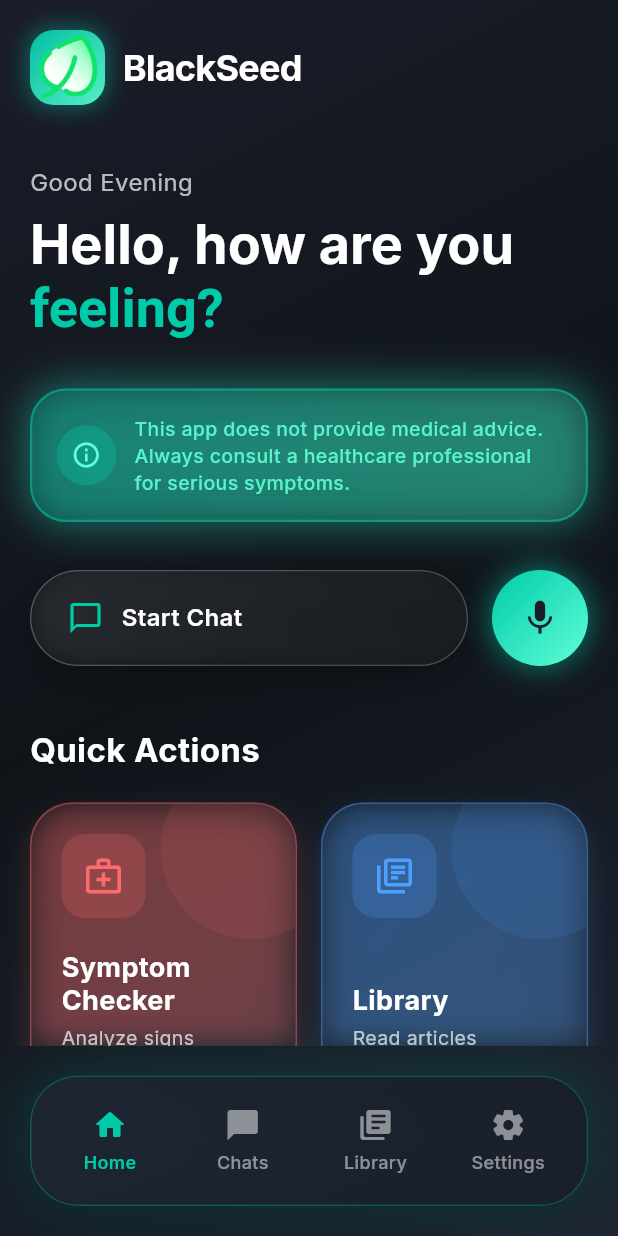
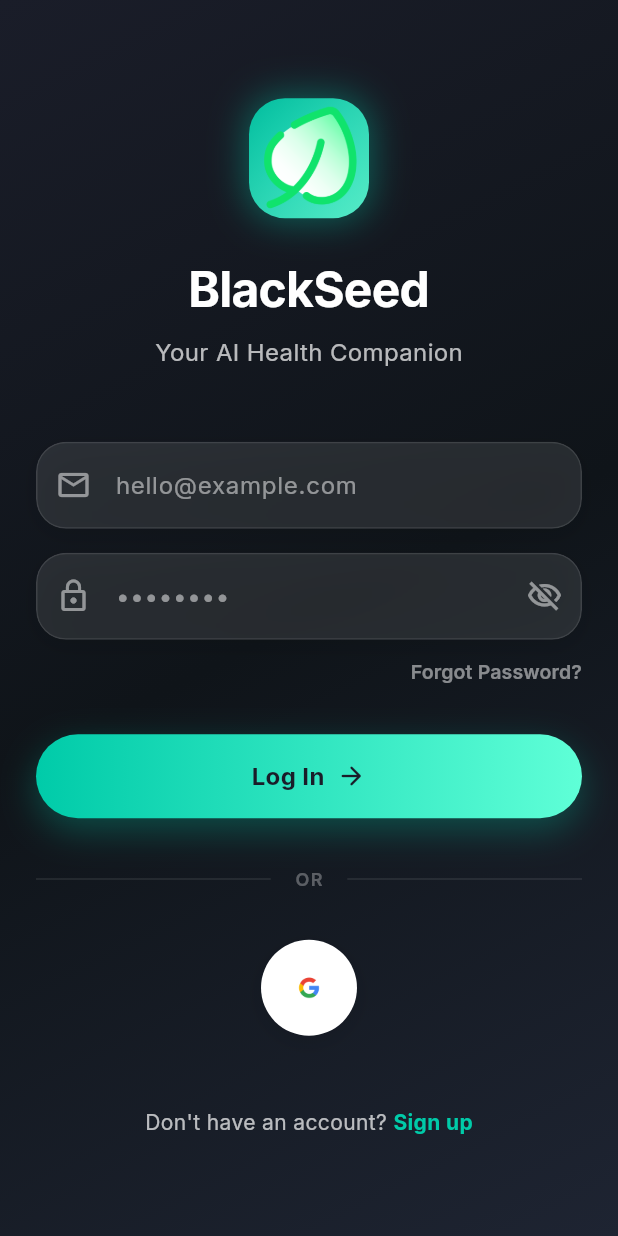
Before and after one commit to IbnuMiftah/black_seed, a Flutter app: the screen it shows after launch, on a phone screen of 412 x 824 dp. Run offline on Flutter 3.47's test engine with Material 3 defaults, Android fonts, the phone set to English and light mode, and no system bars; our stand-ins replace google_fonts.

Commit message:
added login and signup screens

```diff
--- /dev/null
+++ b/lib/screens/login_signup_screen.dart
@@ -0,0 +1,402 @@
+import 'package:flutter/material.dart';
+import 'dart:ui';
+import 'main_navigation.dart';
+
+class LoginSignupScreen extends StatefulWidget {
+  const LoginSignupScreen({super.key});
+
+  @override
+  State<LoginSignupScreen> createState() => _LoginSignupScreenState();
+}
+
+class _LoginSignupScreenState extends State<LoginSignupScreen> {
+  bool _isLogin = true;
+  bool _obscurePassword = true;
+  final TextEditingController _emailController = TextEditingController();
+  final TextEditingController _passwordController = TextEditingController();
+
+  @override
+  void dispose() {
+    _emailController.dispose();
+    _passwordController.dispose();
+    super.dispose();
+  }
+
+  void _toggleMode() {
+    setState(() {
+      _isLogin = !_isLogin;
+    });
+  }
+
+  void _handleAuth() {
+    // TODO: Implement actual authentication logic
+    // For now, navigate to MainNavigation
+    Navigator.of(context).pushReplacement(
+      MaterialPageRoute(builder: (context) => const MainNavigation()),
+    );
+  }
+
+  @override
+  Widget build(BuildContext context) {
+    return Scaffold(
+      backgroundColor: const Color(0xFF1A1D29),
+      body: Container(
+        width: double.infinity,
+        height: double.infinity,
+        decoration: BoxDecoration(
+          gradient: LinearGradient(
+            begin: Alignment.topLeft,
+            end: Alignment.bottomRight,
+            colors: [
+              const Color(0xFF1A1D29), // Deep Charcoal
+              const Color(0xFF0F1419), // Darker shade
+              const Color(0xFF1E2432), // Deep Midnight Navy
+            ],
+          ),
+        ),
+        child: SafeArea(
+          child: Center(
+            child: SingleChildScrollView(
+              padding: const EdgeInsets.symmetric(horizontal: 24),
+              child: Column(
+                mainAxisAlignment: MainAxisAlignment.center,
+                children: [
+                  // Logo
+                  Container(
+                    width: 80,
+                    height: 80,
+                    decoration: BoxDecoration(
+                      borderRadius: BorderRadius.circular(24),
+                      gradient: LinearGradient(
+                        begin: Alignment.topLeft,
+                        end: Alignment.bottomRight,
+                        colors: [
+                          const Color(0xFF00CBA9).withAlpha(230),
+                          const Color(0xFF5FFFD7).withAlpha(230),
+                        ],
+                      ),
+                      boxShadow: [
+                        BoxShadow(
+                          color: const Color(0xFF00CBA9).withAlpha(102),
+                          blurRadius: 20,
+                          spreadRadius: 2,
+                        ),
+                      ],
+                    ),
+                    child: ClipRRect(
+                      borderRadius: BorderRadius.circular(24),
+                      child: Image.asset(
+                        'assets/images/logo.png',
+                        fit: BoxFit.cover,
+                      ),
+                    ),
+                  ),
+                  const SizedBox(height: 24),
+
+                  // App Name
+                  const Text(
+                    'BlackSeed',
+                    style: TextStyle(
+                      fontFamily: 'Inter',
+                      fontSize: 32,
+                      fontWeight: FontWeight.w700,
+                      color: Colors.white,
+                      letterSpacing: -0.5,
+                    ),
+                  ),
+                  const SizedBox(height: 8),
+
+                  // Tagline
+                  Text(
+                    'Your AI Health Companion',
+                    style: TextStyle(
+                      fontFamily: 'Inter',
+                      fontSize: 16,
+                      fontWeight: FontWeight.w400,
+                      color: Colors.white.withAlpha(179),
+                    ),
+                  ),
+                  const SizedBox(height: 48),
+
+                  // Form Fields
+                  _buildGlassTextField(
+                    controller: _emailController,
+                    hintText: 'hello@example.com',
+                    icon: Icons.email_outlined,
+                  ),
+                  const SizedBox(height: 16),
+                  _buildGlassTextField(
+                    controller: _passwordController,
+                    hintText: '••••••••',
+                    icon: Icons.lock_outline,
+                    isPassword: true,
+                    obscureText: _obscurePassword,
+                    onToggleVisibility: () {
+                      setState(() {
+                        _obscurePassword = !_obscurePassword;
+                      });
+                    },
+                  ),
+
+                  // Forgot Password (Login Only)
+                  if (_isLogin) ...[
+                    const SizedBox(height: 12),
+                    Align(
+                      alignment: Alignment.centerRight,
+                      child: TextButton(
+                        onPressed: () {
+                          // TODO: Forgot password
+                        },
+                        style: TextButton.styleFrom(
+                          padding: EdgeInsets.zero,
+                          minimumSize: Size.zero,
+                          tapTargetSize: MaterialTapTargetSize.shrinkWrap,
+                        ),
+                        child: Text(
+                          'Forgot Password?',
+                          style: TextStyle(
+                            fontFamily: 'Inter',
+                            fontSize: 13,
+                            fontWeight: FontWeight.w600,
+                            color: Colors.white.withAlpha(128),
+                          ),
+                        ),
+                      ),
+                    ),
+                  ],
+
+                  const SizedBox(height: 32),
+
+                  // Action Button
+                  Container(
+                    width: double.infinity,
+                    height: 56,
+                    decoration: BoxDecoration(
+                      borderRadius: BorderRadius.circular(28),
+                      gradient: const LinearGradient(
+                        begin: Alignment.centerLeft,
+                        end: Alignment.centerRight,
+                        colors: [
+                          Color(0xFF00CBA9),
+                          Color(0xFF5FFFD7),
+                        ],
+                      ),
+                      boxShadow: [
+                        BoxShadow(
+                          color: const Color(0xFF00CBA9).withAlpha(77),
+                          blurRadius: 20,
+                          offset: const Offset(0, 8),
+                        ),
+                      ],
+                    ),
+                    child: Material(
+                      color: Colors.transparent,
+                      child: InkWell(
+                        onTap: _handleAuth,
+                        borderRadius: BorderRadius.circular(28),
+                        child: Center(
+                          child: Row(
+                            mainAxisSize: MainAxisSize.min,
+                            children: [
+                              Text(
+                                _isLogin ? 'Log In' : 'Sign Up',
+                                style: const TextStyle(
+                                  fontFamily: 'Inter',
+                                  fontSize: 16,
+                                  fontWeight: FontWeight.w700,
+                                  color: Color(0xFF1A1D29),
+                                ),
+                              ),
+                              const SizedBox(width: 8),
+                              const Icon(
+                                Icons.arrow_forward_rounded,
+                                color: Color(0xFF1A1D29),
+                                size: 20,
+                              ),
+                            ],
+                          ),
+                        ),
+                      ),
+                    ),
+                  ),
+
+                  const SizedBox(height: 32),
+
+                  // OR Divider
+                  Row(
+                    children: [
+                      Expanded(
+                        child: Container(
+                          height: 1,
+                          color: Colors.white.withAlpha(26),
+                        ),
+                      ),
+                      Padding(
+                        padding: const EdgeInsets.symmetric(horizontal: 16),
+                        child: Text(
+                          'OR',
+                          style: TextStyle(
+                            fontFamily: 'Inter',
+                            fontSize: 12,
+                            fontWeight: FontWeight.w600,
+                            color: Colors.white.withAlpha(77),
+                            letterSpacing: 1,
+                          ),
+                        ),
+                      ),
+                      Expanded(
+                        child: Container(
+                          height: 1,
+                          color: Colors.white.withAlpha(26),
+                        ),
+                      ),
+                    ],
+                  ),
+
+                  const SizedBox(height: 32),
+
+                  // Google Login Button
+                  Container(
+                    width: 64,
+                    height: 64,
+                    decoration: BoxDecoration(
+                      shape: BoxShape.circle,
+                      color: Colors.white,
+                      boxShadow: [
+                        BoxShadow(
+                          color: Colors.black.withAlpha(26),
+                          blurRadius: 12,
+                          offset: const Offset(0, 4),
+                        ),
+                      ],
+                    ),
+                    child: Material(
+                      color: Colors.transparent,
+                      child: InkWell(
+                        onTap: () {
+                          // TODO: Google Login
+                        },
+                        customBorder: const CircleBorder(),
+                        child: Padding(
+                          padding: const EdgeInsets.all(16),
+                          child: Center(
+                            child: Image.asset(
+                              'assets/images/google_logo.png',
+                              width: 32,
+                              height: 32,
+                            ),
+                          ),
+                        ),
+                      ),
+                    ),
+                  ),
+
+                  const SizedBox(height: 48),
+
+                  // Footer Toggle
+                  Row(
+                    mainAxisAlignment: MainAxisAlignment.center,
+                    children: [
+                      Text(
+                        _isLogin ? "Don't have an account? " : "Already have an account? ",
+                        style: TextStyle(
+                          fontFamily: 'Inter',
+                          fontSize: 14,
+                          fontWeight: FontWeight.w400,
+                          color: Colors.white.withAlpha(179),
+                        ),
+                      ),
+                      GestureDetector(
+                        onTap: _toggleMode,
+                        child: Text(
+                          _isLogin ? 'Sign up' : 'Log in',
+                          style: const TextStyle(
+                            fontFamily: 'Inter',
+                            fontSize: 14,
+                            fontWeight: FontWeight.w700,
+                            color: Color(0xFF00CBA9),
+                          ),
+                        ),
+                      ),
+                    ],
+                  ),
+                ],
+              ),
+            ),
+          ),
+        ),
+      ),
+    );
+  }
+
+  Widget _buildGlassTextField({
+    required TextEditingController controller,
+    required String hintText,
+    required IconData icon,
+    bool isPassword = false,
+    bool obscureText = false,
+    VoidCallback? onToggleVisibility,
+  }) {
+    return Container(
+      decoration: BoxDecoration(
+        borderRadius: BorderRadius.circular(20),
+        boxShadow: [
+          BoxShadow(
+            color: Colors.black.withAlpha(26),
+            blurRadius: 12,
+            offset: const Offset(0, 4),
+          ),
+        ],
+      ),
+      child: ClipRRect(
+        borderRadius: BorderRadius.circular(20),
+        child: BackdropFilter(
+          filter: ImageFilter.blur(sigmaX: 10, sigmaY: 10),
+          child: Container(
+            decoration: BoxDecoration(
+              color: Colors.white.withAlpha(26),
+              borderRadius: BorderRadius.circular(20),
+              border: Border.all(
+                color: Colors.white.withAlpha(26),
+                width: 1,
+              ),
+            ),
+            child: TextField(
+              controller: controller,
+              obscureText: obscureText,
+              style: const TextStyle(
+                fontFamily: 'Inter',
+                fontSize: 16,
+                color: Colors.white,
+              ),
+              cursorColor: const Color(0xFF00CBA9),
+              decoration: InputDecoration(
+                hintText: hintText,
+                hintStyle: TextStyle(
+                  fontFamily: 'Inter',
+                  fontSize: 16,
+                  color: Colors.white.withAlpha(128),
+                ),
+                prefixIcon: Icon(
+                  icon,
+                  color: Colors.white.withAlpha(128),
+                ),
+                suffixIcon: isPassword
+                    ? IconButton(
+                        icon: Icon(
+                          obscureText ? Icons.visibility_off_outlined : Icons.visibility_outlined,
+                          color: Colors.white.withAlpha(128),
+                        ),
+                        onPressed: onToggleVisibility,
+                      )
+                    : null,
+                border: InputBorder.none,
+                contentPadding: const EdgeInsets.symmetric(horizontal: 20, vertical: 16),
+              ),
+            ),
+          ),
+        ),
+      ),
+    );
+  }
+}
--- a/lib/screens/settings_screen.dart
+++ b/lib/screens/settings_screen.dart
@@ -264,8 +264,8 @@
                                   ),
                                   child: Row(
                                     children: [
-                                      _buildLanguageOption('EN', true),
-                                      _buildLanguageOption('AM', false), // Amharic
+                                      _buildLanguageOption('EN', _selectedLanguage == 'EN'),
+                                      _buildLanguageOption('AM', _selectedLanguage == 'AM'), // Amharic
                                     ],
                                   ),
                                 ),
@@ -424,21 +424,8 @@
 
   Widget _buildGlassCard({required Widget child, EdgeInsetsGeometry? padding}) {
     return Container(
-      padding: padding ?? const EdgeInsets.all(20),
       decoration: BoxDecoration(
         borderRadius: BorderRadius.circular(24),
-        gradient: LinearGradient(
-          begin: Alignment.topLeft,
-          end: Alignment.bottomRight,
-          colors: [
-            Colors.white.withAlpha(20), // Slightly clearer integration
-            Colors.white.withAlpha(10),
-          ],
-        ),
-        border: Border.all(
-          color: Colors.white.withAlpha(26),
-          width: 1,
-        ),
         boxShadow: [
           BoxShadow(
             color: Colors.black.withAlpha(51),
@@ -451,7 +438,24 @@
         borderRadius: BorderRadius.circular(24),
         child: BackdropFilter(
           filter: ImageFilter.blur(sigmaX: 10, sigmaY: 10),
+          child: Container(
+            padding: padding ?? const EdgeInsets.all(20),
+            decoration: BoxDecoration(
+              gradient: LinearGradient(
+                begin: Alignment.topLeft,
+                end: Alignment.bottomRight,
+                colors: [
+                  Colors.white.withAlpha(20),
+                  Colors.white.withAlpha(10),
+                ],
+              ),
+              border: Border.all(
+                color: Colors.white.withAlpha(26),
+                width: 1,
+              ),
+            ),
             child: child,
+          ),
         ),
       ),
     );
@@ -460,7 +464,9 @@
   Widget _buildLanguageOption(String text, bool isSelected) {
     return GestureDetector(
       onTap: () {
-        // TODO: Handle language switch
+        setState(() {
+          _selectedLanguage = text;
+        });
       },
       child: Container(
         padding: const EdgeInsets.symmetric(horizontal: 16, vertical: 8),
@@ -529,10 +535,14 @@
   }
 
   Widget _buildSupportItem(IconData icon, String title, {bool isDestructive = false, Color? iconColor}) {
-    return InkWell(
+    return Material(
+      color: Colors.transparent,
+      child: InkWell(
         onTap: () {
           // TODO: Handle tap
         },
+        child: Padding(
+          padding: const EdgeInsets.symmetric(vertical: 4),
           child: Row(
             children: [
               Icon(
@@ -559,6 +569,8 @@
               ),
             ],
           ),
+        ),
+      ),
     );
   }
 }
--- a/lib/screens/splash_screen.dart
+++ b/lib/screens/splash_screen.dart
@@ -1,6 +1,6 @@
 import 'package:flutter/material.dart';
 import 'dart:math' as math;
-import 'main_navigation.dart';
+import 'login_signup_screen.dart';
 
 class SplashScreen extends StatefulWidget {
   const SplashScreen({super.key});
@@ -59,7 +59,7 @@
     Future.delayed(const Duration(seconds: 3), () {
       if (mounted) {
         Navigator.of(context).pushReplacement(
-          MaterialPageRoute(builder: (context) => const MainNavigation()),
+          MaterialPageRoute(builder: (context) => const LoginSignupScreen()),
         );
       }
     });
--- a/pubspec.yaml
+++ b/pubspec.yaml
@@ -61,6 +61,7 @@
   # To add assets to your application, add an assets section, like this:
   assets:
     - assets/images/
+    - assets/images/google_logo.png
 
   # An image asset can refer to one or more resolution-specific "variants", see
   # https://flutter.dev/to/resolution-aware-images
```
Also changed, not shown: assets/images/google_logo.png (added). Lines whose indentation alone changed are shown as unchanged.
